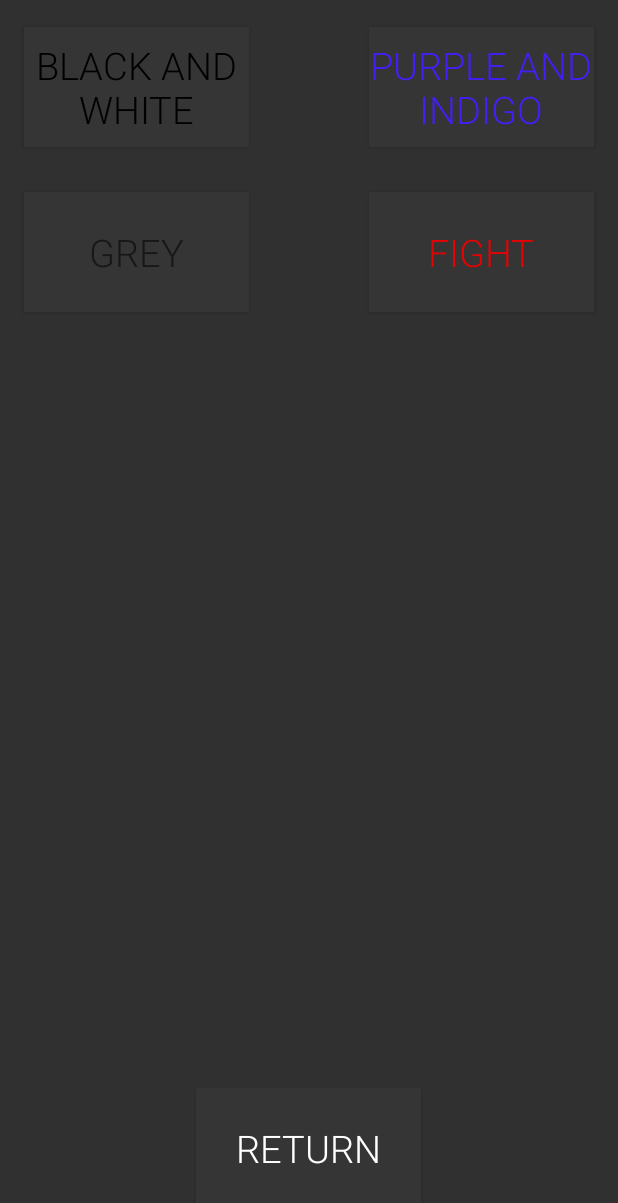
After one commit to tristan-caetano/big-bois-the-game-android, an Android app: the settings screen opened directly, with no data from a screen before it, on a phone screen of 412 x 824 dp. The commit adds this screen. Shown: the top 1203 px of the screen. Run offline under Robolectric (Android 15) with nearby library versions, the phone set to English and light mode, and no system bars.

Commit message:
Added Settings button WIP Edited the new weapons system WIP

```diff
--- a/app/src/main/AndroidManifest.xml
+++ b/app/src/main/AndroidManifest.xml
@@ -9,7 +9,8 @@
         android:roundIcon="@mipmap/ic_launcher_round"
         android:supportsRtl="true"
         android:theme="@style/Theme.AppCompat.NoActionBar">
-        <activity android:name=".run"></activity>
+        <activity android:name=".settings"></activity>
+        <activity android:name=".run" />
         <activity android:name=".leaveWin" />
         <activity android:name=".specialAttack" />
         <activity android:name=".shop" />
--- a/app/src/main/java/com/example/bigboisthegame/fistClass.java
+++ b/app/src/main/java/com/example/bigboisthegame/fistClass.java
@@ -4,8 +4,8 @@ import java.util.Random;
 
 public class fistClass {
 
-    void getDesc(){
-        System.out.println("Dude why are you looking up a description about your fists? They are used for bonking bois, that's it.");
+    String getDesc(){
+        return ("Dude why are you looking up a description about your fists? They are used for bonking bois, that's it.");
     }
 
     int getDamage(int tier, int level){
--- /dev/null
+++ b/app/src/main/java/com/example/bigboisthegame/settings.java
@@ -0,0 +1,88 @@
+package com.example.bigboisthegame;
+
+import android.content.Intent;
+import android.graphics.Color;
+import android.os.Bundle;
+import android.view.View;
+import android.widget.Button;
+
+import androidx.appcompat.app.AppCompatActivity;
+
+public class settings extends AppCompatActivity {
+
+    String black = "#000000";
+    String white = "#FFFFFF";
+    String darkGrey = "#1C1B1B";
+    String lightGrey = "#353535";
+
+    @Override
+    protected void onCreate(Bundle savedInstanceState) {
+        super.onCreate(savedInstanceState);
+        setContentView(R.layout.activity_settings);
+
+        Button returnB = (Button) findViewById(R.id.returnButtonS);
+        returnB.setOnClickListener(new View.OnClickListener() {
+            @Override
+            public void onClick(View v) {
+                Intent startIntent = new Intent(getApplicationContext(), mainMenu.class);
+                startActivity(startIntent);
+            }
+        });
+
+        Button bwB = (Button) findViewById(R.id.bwTheme);
+        bwB.setOnClickListener(new View.OnClickListener() {
+            @Override
+            public void onClick(View v) {
+                changeTheme(black, white);
+                save();
+            }
+        });
+
+        Button piB = (Button) findViewById(R.id.piTheme);
+        piB.setOnClickListener(new View.OnClickListener() {
+            @Override
+            public void onClick(View v) {
+                pi();
+                save();
+            }
+        });
+
+        Button gB = (Button) findViewById(R.id.greyTheme);
+        gB.setOnClickListener(new View.OnClickListener() {
+            @Override
+            public void onClick(View v) {
+                changeTheme(darkGrey, lightGrey);
+                save();
+            }
+        });
+
+
+
+
+    }
+
+    public void changeTheme(String color1, String color2){
+
+        Button piB=(Button)findViewById(R.id.piTheme);
+        piB.setTextColor(Color.parseColor(black)); // custom color
+
+    }
+
+    public void pi(){
+
+        Button piB=(Button)findViewById(R.id.piTheme);
+        piB.setTextColor(Color.parseColor(white));
+        piB.setTextColor(Color.parseColor(white));
+
+    }
+
+    public void grey(){
+
+
+    }
+
+    public void save(){
+
+    }
+
+}
--- a/app/src/main/java/com/example/bigboisthegame/swordClass.java
+++ b/app/src/main/java/com/example/bigboisthegame/swordClass.java
@@ -3,8 +3,8 @@ package com.example.bigboisthegame;
 import java.util.Random;
 
 public class swordClass {
-    void getDesc(){
-        System.out.println("The sword boi gives you no tactical advantage whatsoever, but your minumum damage per attack is now 50.");
+    String  getDesc(){
+        return ("The sword boi gives you no tactical advantage whatsoever, but your minumum damage per attack is now 50.");
     }
 
     int getDamage(int tier, int level){
--- a/app/src/main/res/layout/activity_dd_screen.xml
+++ b/app/src/main/res/layout/activity_dd_screen.xml
@@ -4,14 +4,14 @@
     xmlns:tools="http://schemas.android.com/tools"
     android:layout_width="match_parent"
     android:layout_height="match_parent"
-    android:background="#000000"
+    android:background="#1C1B1B"
     tools:context=".ddScreen">
 
     <Button
         android:id="@+id/stayButton4"
         android:layout_width="376dp"
         android:layout_height="150dp"
-        android:background="#FFFFFF"
+        android:background="#353535"
         android:fontFamily="sans-serif-thin"
         android:text="Well, that sucks. Guess I'll be a good sport and play again."
         android:textColor="#FF0000"
@@ -27,7 +27,7 @@
         android:id="@+id/leaveButton2"
         android:layout_width="376dp"
         android:layout_height="150dp"
-        android:background="#FFFFFF"
+        android:background="#353535"
         android:fontFamily="sans-serif-thin"
         android:text="Well, that sucks. Guess I'll be a poopyjuice and quit."
         android:textColor="#0014A6"
--- /dev/null
+++ b/app/src/main/res/layout/activity_settings.xml
@@ -0,0 +1,88 @@
+<?xml version="1.0" encoding="utf-8"?>
+<androidx.constraintlayout.widget.ConstraintLayout xmlns:android="http://schemas.android.com/apk/res/android"
+    xmlns:app="http://schemas.android.com/apk/res-auto"
+    xmlns:tools="http://schemas.android.com/tools"
+    android:layout_width="match_parent"
+    android:layout_height="match_parent"
+    tools:context=".settings">
+
+    <Button
+        android:id="@+id/bwTheme"
+        android:layout_width="150dp"
+        android:layout_height="80dp"
+        android:background="#353535"
+        android:fontFamily="sans-serif-light"
+        android:text="Black and White"
+        android:textColor="#000000"
+        android:textSize="25sp"
+        app:layout_constraintBottom_toBottomOf="parent"
+        app:layout_constraintEnd_toEndOf="parent"
+        app:layout_constraintHorizontal_bias="0.061"
+        app:layout_constraintStart_toStartOf="parent"
+        app:layout_constraintTop_toTopOf="parent"
+        app:layout_constraintVertical_bias="0.024" />
+
+    <Button
+        android:id="@+id/piTheme"
+        android:layout_width="150dp"
+        android:layout_height="80dp"
+        android:background="#353535"
+        android:fontFamily="sans-serif-light"
+        android:text="Purple and Indigo"
+        android:textColor="#451EF6"
+        android:textSize="25sp"
+        app:layout_constraintBottom_toBottomOf="parent"
+        app:layout_constraintEnd_toEndOf="parent"
+        app:layout_constraintHorizontal_bias="0.938"
+        app:layout_constraintStart_toStartOf="parent"
+        app:layout_constraintTop_toTopOf="parent"
+        app:layout_constraintVertical_bias="0.024" />
+
+    <Button
+        android:id="@+id/greyTheme"
+        android:layout_width="150dp"
+        android:layout_height="80dp"
+        android:background="#353535"
+        android:fontFamily="sans-serif-light"
+        android:text="Grey"
+        android:textColor="#171717"
+        android:textSize="25sp"
+        app:layout_constraintBottom_toBottomOf="parent"
+        app:layout_constraintEnd_toEndOf="parent"
+        app:layout_constraintHorizontal_bias="0.061"
+        app:layout_constraintStart_toStartOf="parent"
+        app:layout_constraintTop_toTopOf="parent"
+        app:layout_constraintVertical_bias="0.172" />
+
+    <Button
+        android:id="@+id/fightButton5"
+        android:layout_width="150dp"
+        android:layout_height="80dp"
+        android:background="#353535"
+        android:fontFamily="sans-serif-light"
+        android:text="Fight"
+        android:textColor="#E40303"
+        android:textSize="25sp"
+        app:layout_constraintBottom_toBottomOf="parent"
+        app:layout_constraintEnd_toEndOf="parent"
+        app:layout_constraintHorizontal_bias="0.938"
+        app:layout_constraintStart_toStartOf="parent"
+        app:layout_constraintTop_toTopOf="parent"
+        app:layout_constraintVertical_bias="0.172" />
+
+    <Button
+        android:id="@+id/returnButtonS"
+        android:layout_width="150dp"
+        android:layout_height="80dp"
+        android:background="#353535"
+        android:fontFamily="sans-serif-light"
+        android:text="Return"
+        android:textColor="#FFFFFF"
+        android:textSize="25sp"
+        app:layout_constraintBottom_toBottomOf="parent"
+        app:layout_constraintEnd_toEndOf="parent"
+        app:layout_constraintHorizontal_bias="0.498"
+        app:layout_constraintStart_toStartOf="parent"
+        app:layout_constraintTop_toTopOf="parent"
+        app:layout_constraintVertical_bias="0.975" />
+</androidx.constraintlayout.widget.ConstraintLayout>
```
Also changed, not shown: app/src/main/java/com/example/bigboisthegame/findWeapon.java (+22 -0 lines), app/src/main/java/com/example/bigboisthegame/mainMenu.java (+9 -0 lines), app/src/main/res/layout/activity_initiate_game.xml (+8 -8 lines), app/src/main/res/layout/activity_main_menu.xml (+16 -0 lines).
